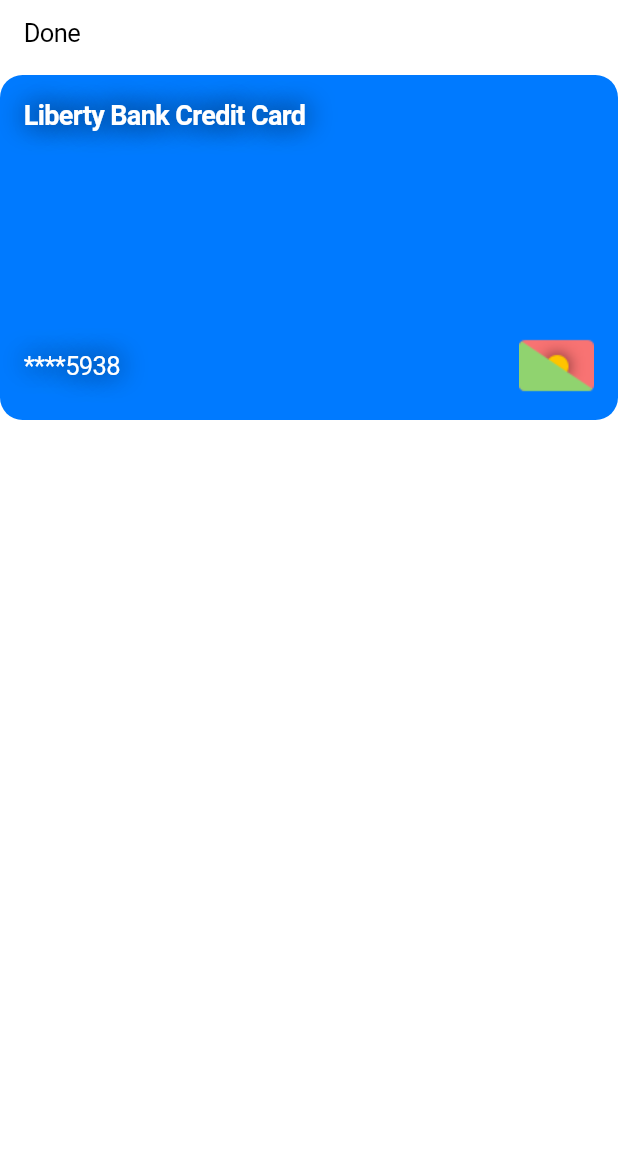
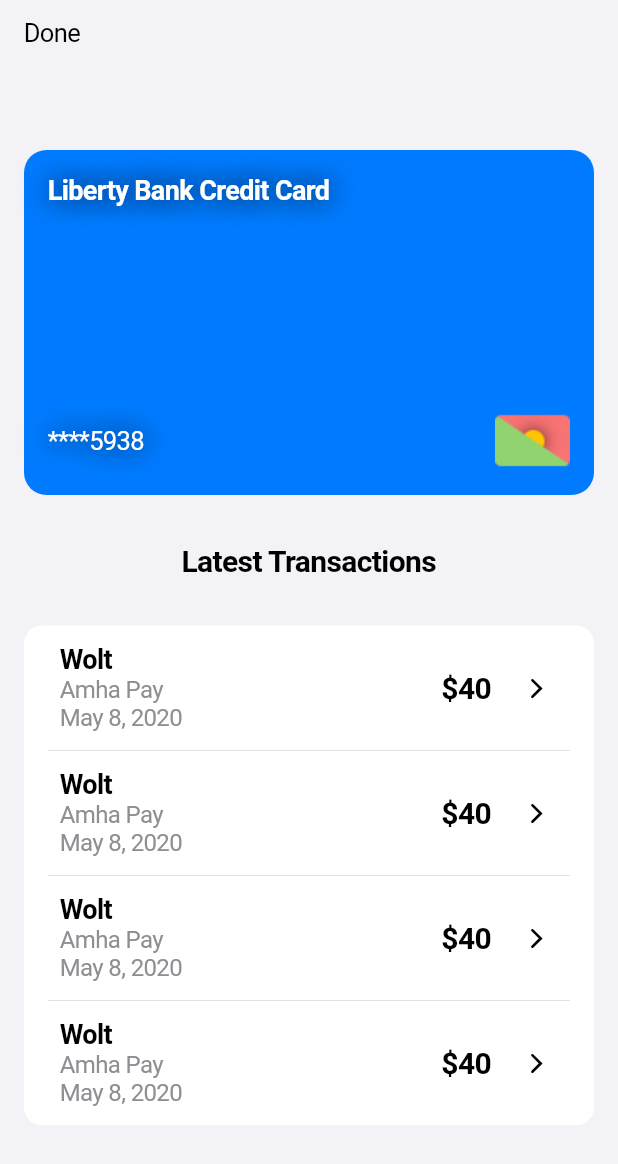
Before and after one commit to amha/my_ios_app, a Flutter app: the CardDetails screen opened directly, on a phone screen of 412 x 824 dp. Shown: the top 1164 px of the screen. Run offline on Flutter 3.47's test engine with Material 2 defaults, Android fonts, the phone set to English and light mode, and no system bars; our stand-ins replace carousel_slider.

Commit message:
Added transaction table to card_details.dart and added transaction_detail.dart.

```diff
--- a/lib/views/wallet/card_details.dart
+++ b/lib/views/wallet/card_details.dart
@@ -1,4 +1,6 @@
 import 'package:flutter/cupertino.dart';
+import 'package:flutter/material.dart';
+import 'package:my_ios_app/views/wallet/transaction_detail.dart';
 
 class CardDetails extends StatefulWidget {
   @override
@@ -15,15 +17,16 @@
   @override
   void initState() {
     //Primaty
-    _primary = AnimationController(vsync: this, duration: Duration(seconds: 1));
+    _primary =
+        AnimationController(vsync: this, duration: Duration(milliseconds: 400));
     _animationPrimary = Tween<double>(begin: 0, end: 1)
-        .animate(CurvedAnimation(parent: _primary, curve: Curves.easeOut));
+        .animate(CurvedAnimation(parent: _primary, curve: Curves.easeInOut));
 
     //Secondary
     _secondary =
-        AnimationController(vsync: this, duration: Duration(seconds: 1));
+        AnimationController(vsync: this, duration: Duration(milliseconds: 400));
     _animationSecondary = Tween<double>(begin: 0, end: 1)
-        .animate(CurvedAnimation(parent: _secondary, curve: Curves.easeOut));
+        .animate(CurvedAnimation(parent: _secondary, curve: Curves.easeInOut));
     _primary.forward();
     super.initState();
   }
@@ -42,10 +45,12 @@
       secondaryRouteAnimation: _secondary,
       linearTransition: false,
       child: CupertinoPageScaffold(
+        backgroundColor: CupertinoColors.systemGrey6,
         navigationBar: CupertinoNavigationBar(
+          border: Border.all(color: CupertinoColors.systemGrey6),
           leading: GestureDetector(
             onTap: () {
-             Navigator.of(context).pop();
+              Navigator.of(context).pop();
               _primary.reverse();
             },
             child: Text('Done'),
@@ -57,7 +62,7 @@
               height: 230,
               width: MediaQuery.of(context).size.width,
               padding: EdgeInsets.all(16),
-              margin: EdgeInsets.fromLTRB(0, 50, 0, 0),
+              margin: EdgeInsets.fromLTRB(16, 100, 16, 16),
               decoration: BoxDecoration(
                   color: CupertinoColors.activeBlue,
                   borderRadius: BorderRadius.all(Radius.circular(15))),
@@ -103,10 +108,131 @@
                   )
                 ],
               ),
+            ),
+            Container(
+              margin: EdgeInsets.all(16),
+              child: Text(
+                'Latest Transactions',
+                style: TextStyle(
+                    fontSize: 20,
+                    fontWeight: FontWeight.w700,
+                    color: CupertinoColors.black),
+              ),
+            ),
+            Container(
+              margin: EdgeInsets.all(16),
+              decoration: BoxDecoration(
+                  color: Colors.white,
+                  borderRadius: BorderRadius.all(Radius.circular(12))),
+              child: Column(
+                children: [
+                  Padding(
+                    padding: const EdgeInsets.all(8.0),
+                    child: transactionRow(
+                        'Wolt', 'Amha Pay', 'May 8, 2020', '\$40'),
+                  ),
+                  Divider(
+                    height: .4,
+                    indent: 16,
+                    endIndent: 16,
+                    thickness: .3,
+                    color: Colors.black26,
+                  ),
+                  Padding(
+                    padding: const EdgeInsets.all(8.0),
+                    child: transactionRow(
+                        'Wolt', 'Amha Pay', 'May 8, 2020', '\$40'),
+                  ),
+                  Divider(
+                    height: .4,
+                    indent: 16,
+                    endIndent: 16,
+                    thickness: .3,
+                    color: Colors.black26,
+                  ),
+                  Padding(
+                    padding: const EdgeInsets.all(8.0),
+                    child: transactionRow(
+                        'Wolt', 'Amha Pay', 'May 8, 2020', '\$40'),
+                  ),
+                  Divider(
+                    height: .4,
+                    indent: 16,
+                    endIndent: 16,
+                    thickness: .3,
+                    color: Colors.black26,
+                  ),
+                  Padding(
+                    padding: const EdgeInsets.all(8.0),
+                    child: transactionRow(
+                        'Wolt', 'Amha Pay', 'May 8, 2020', '\$40'),
+                  )
+                ],
+              ),
             )
           ],
         ),
       ),
     );
   }
+
+  Widget transactionRow(String merchantName, String paymentMode,
+      String paymentDate, String amount) {
+    return GestureDetector(
+      onTap: () {
+        Navigator.of(context).push(
+            CupertinoPageRoute(builder: (context) => TransactionDetail()));
+      },
+      child: Row(
+        mainAxisAlignment: MainAxisAlignment.spaceBetween,
+        children: [
+          Padding(
+            padding: const EdgeInsets.fromLTRB(16, 4, 4, 4),
+            child: Column(
+              crossAxisAlignment: CrossAxisAlignment.start,
+              children: [
+                Text(
+                  '$merchantName',
+                  style: TextStyle(
+                      fontWeight: FontWeight.w700,
+                      color: Colors.black,
+                      fontSize: 18),
+                ),
+                Text(
+                  '$paymentMode',
+                  style: TextStyle(
+                      fontSize: 16,
+                      color: CupertinoColors.systemGrey,
+                      fontWeight: FontWeight.w400),
+                ),
+                Text(
+                  '$paymentDate',
+                  style: TextStyle(
+                      fontSize: 16,
+                      color: CupertinoColors.systemGrey,
+                      fontWeight: FontWeight.w400),
+                )
+              ],
+            ),
+          ),
+          Row(
+            crossAxisAlignment: CrossAxisAlignment.center,
+            children: [
+              Text(
+                '$amount',
+                style: TextStyle(fontSize: 20, fontWeight: FontWeight.w600),
+              ),
+              CupertinoButton(
+                onPressed: () {},
+                child: Icon(
+                  CupertinoIcons.chevron_forward,
+                  color: CupertinoColors.black,
+                ),
+              )
+            ],
+          )
+        ],
+      ),
+    );
+  }
 }
--- a/lib/views/wallet/wallet_home.dart
+++ b/lib/views/wallet/wallet_home.dart
@@ -22,6 +22,7 @@
           textAlign: TextAlign.center,
         ),
         trailing: CupertinoButton(
+          onPressed: () {},
           child: Icon(
             CupertinoIcons.add_circled_solid,
             color: CupertinoColors.black,
```
Also changed, not shown: lib/views/shop/product_preview.dart (+4 -5 lines), lib/views/wallet/transaction_detail.dart (added, +109 -0 lines), 1 other file.
